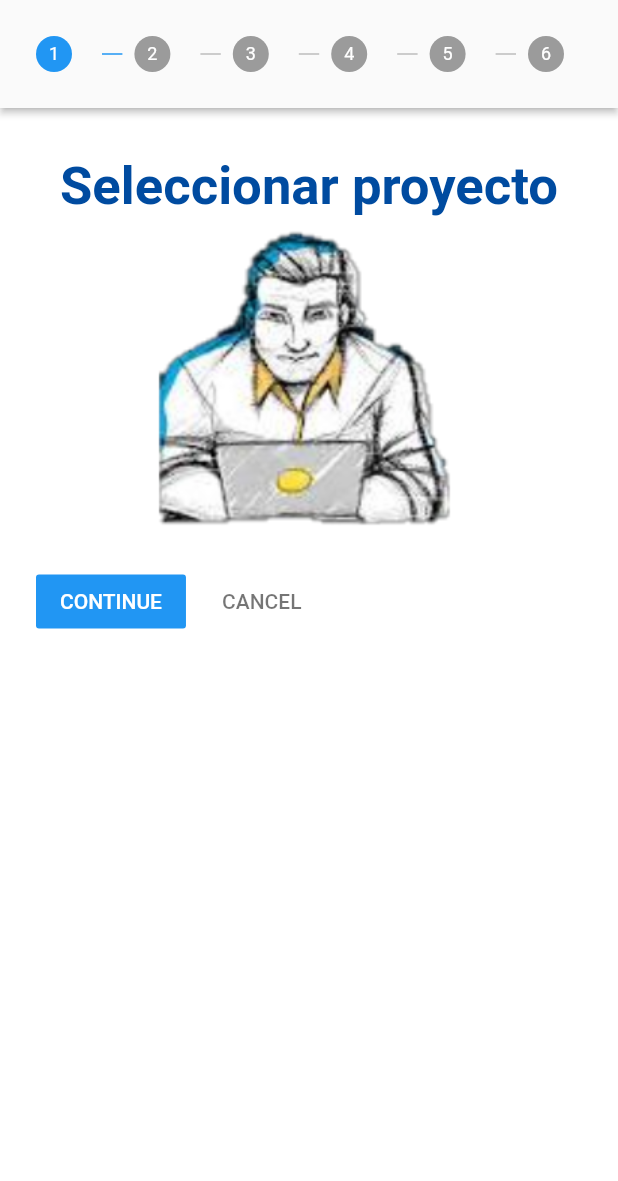
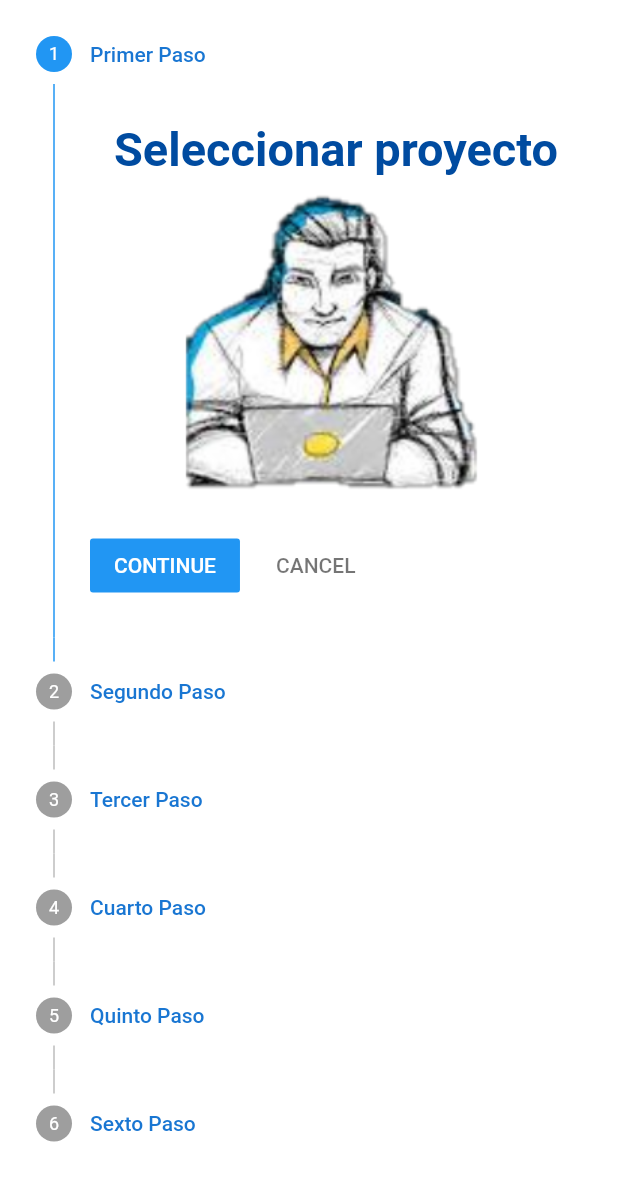
Before and after one commit to Rod20/rastas_app, a Flutter app: the Exit screen opened directly, on a phone screen of 412 x 824 dp. Shown: the top 1181 px of the screen. Run offline on Flutter 3.47's test engine with Material 2 defaults, Android fonts, the light colour scheme and no system bars; our stand-ins replace flutter_svg, rxdart; Roboto replaces fonts that are missing (SFProText).

Commit message:
Agree concept

```diff
--- a/lib/ui/screens/exit/exit.dart
+++ b/lib/ui/screens/exit/exit.dart
@@ -13,12 +13,14 @@ class _ExitState extends State<Exit> {
   Widget build(BuildContext context) {
     return SafeArea(
       child: Scaffold(
-        body: Theme(
+        body: SingleChildScrollView(
+          child: Theme(
             data: ThemeData(
-            primaryColor: buttonColor
+              primaryColor: buttonColor,
             ),
             child: Stepper(
-            type: StepperType.horizontal,
+              physics: const NeverScrollableScrollPhysics(),
+              type: StepperType.vertical,
 
               steps: _mySteps(),
               currentStep: this._currentStep,
@@ -45,14 +47,16 @@ class _ExitState extends State<Exit> {
             ),
           ),
         ),
+      ),
     );
   }
 
   List<Step> _mySteps() {
     List<Step> _step = [
       Step(
-        title: Text(""),
+        title: Text("Primer Paso", style: TextStyle(color: intermedioColor)),
         content: Column(
+           mainAxisAlignment: MainAxisAlignment.start,
           children: <Widget>[ListTile(
           title: FittedBox(
             child: Text("Seleccionar proyecto",style: TextStyle(color: darkAccent,fontWeight: FontWeight.bold),),
@@ -64,11 +68,11 @@ class _ExitState extends State<Exit> {
         isActive: _currentStep >= 0,
       ),
       Step(
-        title: Text(""),
+        title: Text("Segundo Paso", style: TextStyle(color: intermedioColor)),
         content: Column(
           children: <Widget>[ListTile(
           title: FittedBox(
-            child: Text("Formulacion de interrogantes",style: TextStyle(color: darkAccent,fontWeight: FontWeight.bold),),
+            child: Text("Formulación de interrogantes",style: TextStyle(color: darkAccent,fontWeight: FontWeight.bold),),
           ),
         ),
             Image(image: AssetImage("assets/images/2.png"))
@@ -77,11 +81,11 @@ class _ExitState extends State<Exit> {
         isActive: _currentStep >= 1,
       ),
       Step(
-        title: Text(""),
+        title: Text("Tercer Paso", style: TextStyle(color: intermedioColor)),
         content: Column(
           children: <Widget>[ListTile(
           title: FittedBox(
-            child: Text("Recopilacion de informacion",style: TextStyle(color: darkAccent,fontWeight: FontWeight.bold),),
+            child: Text("Recopilación de información",style: TextStyle(color: darkAccent,fontWeight: FontWeight.bold),),
           ),
         ),
             Image(image: AssetImage("assets/images/3.png"))
@@ -90,11 +94,11 @@ class _ExitState extends State<Exit> {
         isActive: _currentStep >= 2,
       ),
       Step(
-        title: Text(""),
+        title: Text("Cuarto Paso", style: TextStyle(color: intermedioColor)),
         content: Column(
           children: <Widget>[ListTile(
           title: FittedBox(
-            child: Text("Elaboracion de un registro",style: TextStyle(color: darkAccent,fontWeight: FontWeight.bold),),
+            child: Text("Elaboración de un registro",style: TextStyle(color: darkAccent,fontWeight: FontWeight.bold),),
           ),
         ),
             Image(image: AssetImage("assets/images/4.png"))
@@ -103,11 +107,11 @@ class _ExitState extends State<Exit> {
         isActive: _currentStep >= 3,
       ),
       Step(
-        title: Text(""),
+        title: Text("Quinto Paso", style: TextStyle(color: intermedioColor)),
         content: Column(
           children: <Widget>[ListTile(
           title: FittedBox(
-            child: Text("Analisis de la informacion",style: TextStyle(color: darkAccent,fontWeight: FontWeight.bold),),
+            child: Text("Análisis de la información",style: TextStyle(color: darkAccent,fontWeight: FontWeight.bold),),
           ),
         ),
             Image(image: AssetImage("assets/images/5.png"))
@@ -116,11 +120,11 @@ class _ExitState extends State<Exit> {
         isActive: _currentStep >= 4,
       ),
       Step(
-        title: Text(""),
+        title: Text("Sexto Paso", style: TextStyle(color: intermedioColor)),
         content: Column(
           children: <Widget>[ListTile(
           title: FittedBox(
-            child: Text("Redaccion de la informacion",style: TextStyle(color: darkAccent,fontWeight: FontWeight.bold),),
+            child: Text("Redacción de la información",style: TextStyle(color: darkAccent,fontWeight: FontWeight.bold),),
           ),
         ),
             Image(image: AssetImage("assets/images/6.png"))
--- a/lib/ui/screens/researchPrinciples/research_principles.dart
+++ b/lib/ui/screens/researchPrinciples/research_principles.dart
@@ -2,6 +2,11 @@ import 'package:flutter/material.dart';
 import 'package:rastas_app/ui/widgets/toolbar_header.dart';
 
 class ResearchPrinciples extends StatelessWidget {
+
+  String _whatInvestigation = "¿Qué es Investigación?";
+  String _description = """La investigación es un conjunto de procesos sistemáticos, críticos y empíricos que se aplican al estudio de un fenómeno. Roberto Hernández Sampieri.
+
+La definición que presenta la Real Academia Española (RAE) sobre la palabra investigar (vocablo que tiene su origen en el latín investigare), este verbo se refiere al acto de llevar a cabo estrategias para descubrir algo. También permite hacer mención al conjunto de actividades de índole intelectual y experimental de carácter sistemático, con la intención de incrementar los conocimientos sobre un determinado asunto.""";
 
   String _title = "Teoría del diseño cuantitativo";
   String _concept = """Los estudios cuantitativos siguen un patrón predecible y estructurado el proceso. En una investigación cualitativa se pretende explicar y predecir los fenómenos investigados, buscando regularidades y relaciones causales entre elementos. (p.18)
@@ -23,6 +28,8 @@ Es por ello que, tanto los estudios científicos positivistas como la investigac
           child: Column(
             crossAxisAlignment: CrossAxisAlignment.start,
             children: <Widget>[
+              _titleText(_whatInvestigation, context),
+              _bodyText(_description, context),
               _titleText(_title, context),
               _bodyText(_concept, context),
             ],
--- a/lib/ui/widgets/toolbar_header.dart
+++ b/lib/ui/widgets/toolbar_header.dart
@@ -20,6 +20,7 @@ class ToolbarHeader extends StatelessWidget with PreferredSizeWidget {
   Widget build(BuildContext context) {
     return AppBar(
       backgroundColor: darkAccent,
+      brightness: Brightness.dark,
       elevation: 0,
       centerTitle: true,
       iconTheme: IconThemeData(color: lightPrimary),
```
Lines whose indentation alone changed are shown as unchanged.
